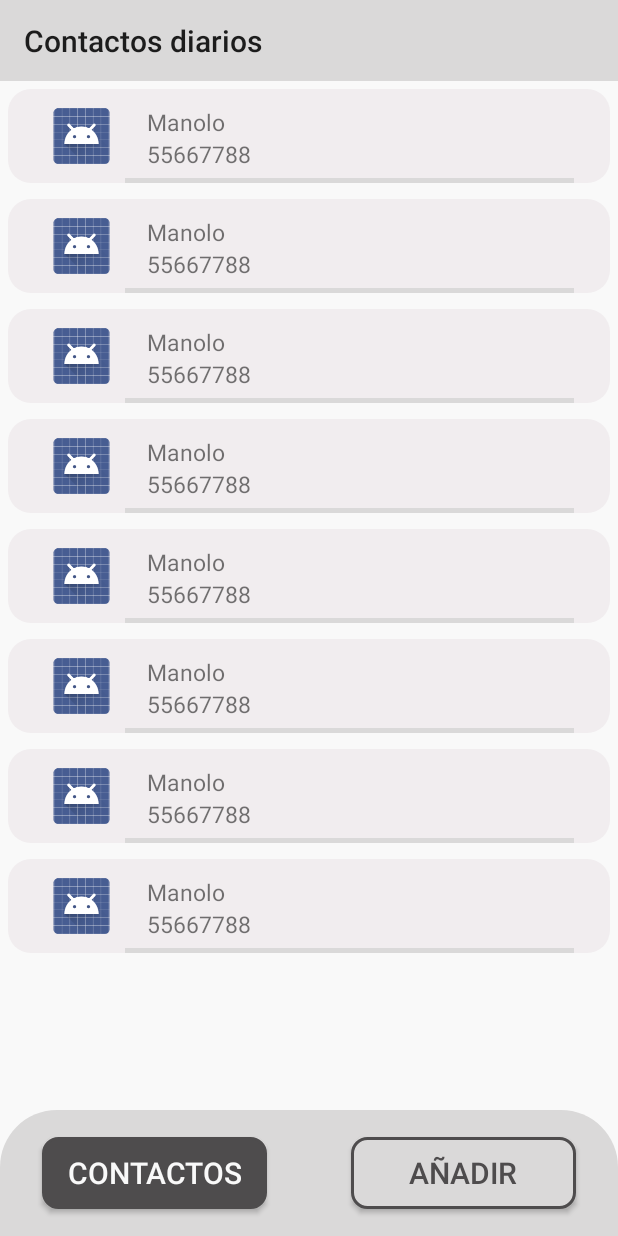
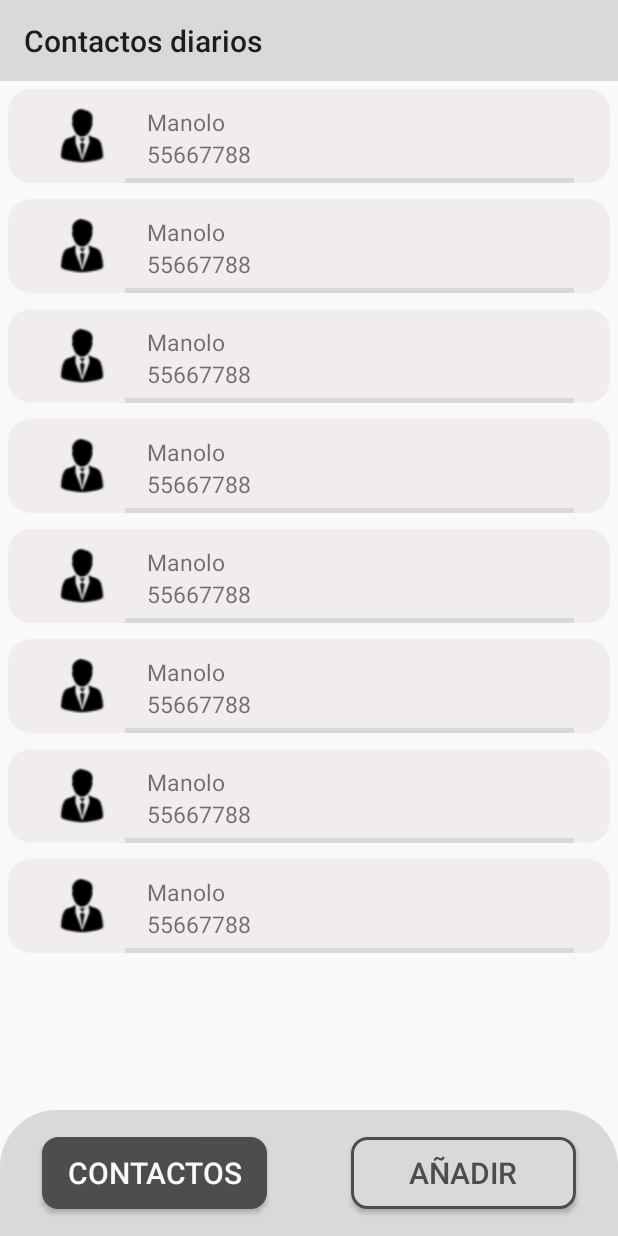
Before and after one commit to AlbeTorres/Contactos-diarios, an Android app: the screen it shows after launch (MainActivity), on a phone screen of 412 x 824 dp. Run offline under Robolectric (Android 15) with nearby library versions, the phone set to English and light mode, and no system bars.

Commit message:
fotito añadida

```diff
--- a/app/src/main/res/layout/contacto_list.xml
+++ b/app/src/main/res/layout/contacto_list.xml
@@ -19,7 +19,7 @@
         app:layout_constraintStart_toStartOf="parent"
         app:layout_constraintTop_toTopOf="parent"
         app:layout_constraintVertical_bias="0.512"
-        app:srcCompat="@android:drawable/sym_def_app_icon" />
+        app:srcCompat="@drawable/ic_menu_people" />
 
     <TextView
         android:id="@+id/nombre"
```
Also changed, not shown: app/src/main/res/drawable-v24/ic_menu_people.png (added), app/src/main/res/drawable/ic_menu_people.png (added), app/src/main/res/mipmap-hdpi/ic_menu_people.png (added), app/src/main/res/mipmap-mdpi/ic_menu_people.png (added), app/src/main/res/mipmap-xhdpi/ic_menu_people.png (added), app/src/main/res/mipmap-xxhdpi/ic_menu_people.png (added), app/src/main/res/mipmap-xxxhdpi/ic_menu_people.png (added).
